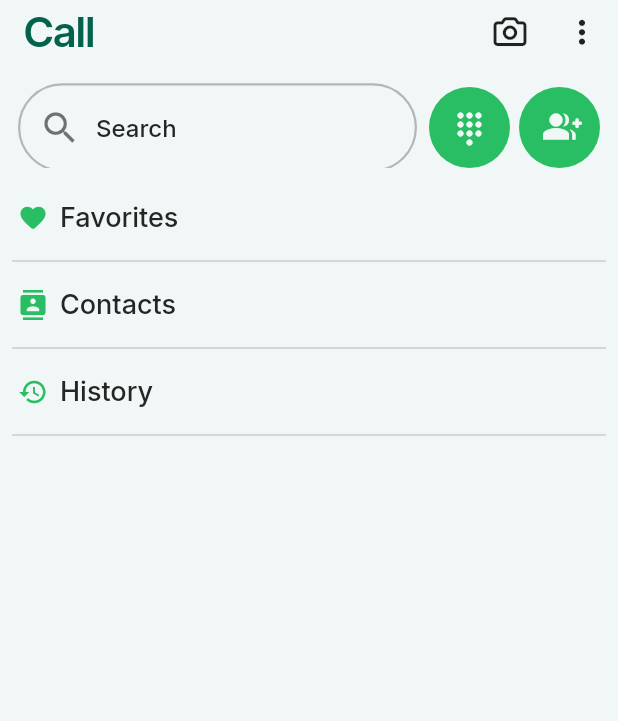
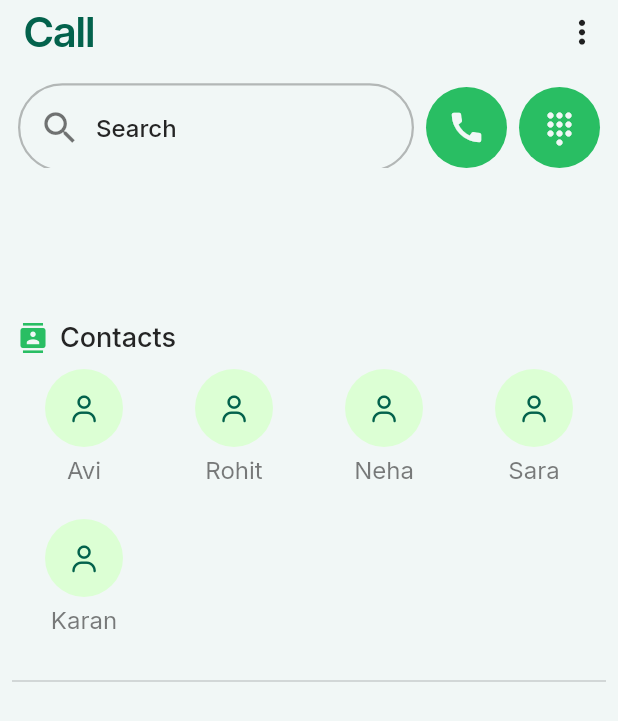
Before and after one commit to Abhinav08bhatt/UI-UX, a Flutter app: the WhatsappLogs screen opened directly, on a phone screen of 412 x 824 dp. Shown: the top 721 px of the screen. Run offline on Flutter 3.47's test engine with Material 3 defaults, Android fonts, the phone set to English and light mode, and no system bars; our stand-ins replace font_awesome_flutter, google_fonts.

Commit message:
added responsive contact list

```diff
--- a/lib/WhatsApp/whatsapp_logs.dart
+++ b/lib/WhatsApp/whatsapp_logs.dart
@@ -71,87 +71,83 @@ class WhatsappLogs extends StatelessWidget {
 
               SizedBox(height: 12,),
 
-              Padding(
-                padding: const EdgeInsets.fromLTRB(12,8,0,8),
-                child: Row(
-                  children: [
+              // Padding(
+              //   padding: const EdgeInsets.fromLTRB(12,8,0,8),
+              //   child: Row(
+              //     children: [
 
-                    Icon(
-                      Icons.favorite_rounded,
-                      size: 20,
-                      color: primaryColor,
-                    ),
+              //       Icon(
+              //         Icons.favorite_rounded,
+              //         size: 20,
+              //         color: primaryColor,
+              //       ),
 
-                    SizedBox(width: 8,),
+              //       SizedBox(width: 8,),
 
-                    Text(
-                      "Favorites",
-                      style: chat,
-                    ),
+              //       Text(
+              //         "Favorites",
+              //         style: chat,
+              //       ),
 
-                  ],
-                ),
-              ),
-              Divider(
-                indent: 8,
-                endIndent: 8,
-                color: whatsappBlack.withValues(alpha: 0.20),
+              //     ],
+              //   ),
+              // ),
+              FavoritesSection(),
+
+              // Padding(
+              //   padding: const EdgeInsets.fromLTRB(12,8,0,8),
+              //   child: Row(
+              //     children: [
+
+              //       Icon(
+              //         Icons.contacts,
+              //         size: 20,
+              //         color: primaryColor,
+              //       ),
+
+              //       SizedBox(width: 8,),
+
+              //       Text(
+              //         "Contacts",
+              //         style: chat,
+              //       ),
+
+              //     ],
+              //   ),
+              // ),
+              ContactsSection(
+                title: "Contacts",
+                contacts: [
+                  ContactData(name: "Avi"),
+                  ContactData(name: "Rohit"),
+                  ContactData(name: "Neha"),
+                  ContactData(name: "Sara"),
+                  ContactData(name: "Karan"),
+                ],
               ),
 
-              Padding(
-                padding: const EdgeInsets.fromLTRB(12,8,0,8),
-                child: Row(
-                  children: [
+              // Padding(
+              //   padding: const EdgeInsets.fromLTRB(12,8,0,8),
+              //   child: Row(
+              //     children: [
 
-                    Icon(
-                      Icons.contacts,
-                      size: 20,
-                      color: primaryColor,
-                    ),
+              //       Icon(
+              //         Icons.history,
+              //         size: 20,
+              //         color: primaryColor,
+              //       ),
 
-                    SizedBox(width: 8,),
+              //       SizedBox(width: 8,),
 
-                    Text(
-                      "Contacts",
-                      style: chat,
-                    ),
+              //       Text(
+              //         "History",
+              //         style: chat,
+              //       ),
 
-                  ],
-                ),
-              ),
-              Divider(
-                indent: 8,
-                endIndent: 8,
-                color: whatsappBlack.withValues(alpha: 0.20),
-              ),
-
-
-              Padding(
-                padding: const EdgeInsets.fromLTRB(12,8,0,8),
-                child: Row(
-                  children: [
-
-                    Icon(
-                      Icons.history,
-                      size: 20,
-                      color: primaryColor,
-                    ),
-
-                    SizedBox(width: 8,),
-
-                    Text(
-                      "History",
-                      style: chat,
-                    ),
-
-                  ],
-                ),
-              ),
-              Divider(
-                indent: 8,
-                endIndent: 8,
-                color: whatsappBlack.withValues(alpha: 0.20),
-              ),
+              //     ],
+              //   ),
+              // ),
+              HistorySection(),
 
             ],
           )
@@ -204,22 +200,6 @@ class AppBarClass extends StatelessWidget{
                 Row(
                   children: [
 
-// appbar : Column 1 : action 1 : camera
-                    IconButton(
-
-// camera action :
-                      onPressed: () {},
-
-                      padding: EdgeInsets.all(12),
-                      highlightColor: thirdColor,
-
-                      icon: FaIcon(
-                        FontAwesomeIcons.camera,
-                        color: Colors.black87,
-                        size: 22,
-                      )
-                    ),
-
 // appbar : Column 1 : action 1 : menu
                     IconButton(
 
@@ -245,7 +225,7 @@ class AppBarClass extends StatelessWidget{
 
               SizedBox(height: 10,),
 
-// appbar : Column 2 : search-bar + chat-icon
+// appbar : Column 2 : search-bar + call-list + dial-pad
               Padding(
                 padding: const EdgeInsets.fromLTRB(12, 0, 12, 0),
                 child: Row(
@@ -256,7 +236,7 @@ class AppBarClass extends StatelessWidget{
 
                     SizedBox(width: 8,),
 
-                    // appbar : Column 2 : chat-icon
+// appbar : Column 2 : call-list
                     Container(
                       height: 54,
                       width: 54,
@@ -266,7 +246,33 @@ class AppBarClass extends StatelessWidget{
                       ),
                       child: IconButton(
 
-// chat-icon action :
+// call-list action :
+                        onPressed: (){},
+
+                        icon: Padding(
+                          padding: const EdgeInsets.fromLTRB(0, 0, 0, 0),
+                          child: FaIcon(
+                            Icons.call,
+                            color: whatsappWhite,
+                            size: 26,
+                          ),
+                        ),
+                      ),
+                    ),
+
+                    SizedBox(width: 8,),
+
+// appbar : Column 2 : dial-pad
+                    Container(
+                      height: 54,
+                      width: 54,
+                      decoration: BoxDecoration(
+                        color: primaryColor,
+                        borderRadius: BorderRadius.circular(38),
+                      ),
+                      child: IconButton(
+
+// dial-pad action :
                         onPressed: (){},
 
                         icon: Padding(
@@ -280,31 +286,6 @@ class AppBarClass extends StatelessWidget{
                       ),
                     ),
 
-                    SizedBox(width: 6,),
-
-// appbar : Column 2 : chat-icon
-                    Container(
-                      height: 54,
-                      width: 54,
-                      decoration: BoxDecoration(
-                        color: primaryColor,
-                        borderRadius: BorderRadius.circular(38),
-                      ),
-                      child: IconButton(
-
-// chat-icon action :
-                        onPressed: (){},
-
-                        icon: Padding(
-                          padding: const EdgeInsets.fromLTRB(8, 5, 6, 8),
-                          child: FaIcon(
-                            Icons.group_add_rounded,
-                            color: whatsappWhite,
-                            size: 26,
-                          ),
-                        ),
-                      ),
-                    ),
 
 
                   ],
@@ -387,66 +368,181 @@ class TopSearchBar extends StatelessWidget{
 }
 
 
-
-
 // ----------------------------------------- body section -----------------------------------------
 
+// favorite section
+class FavoritesSection extends StatelessWidget {
+  const FavoritesSection({super.key});
 
+  @override
+  Widget build(BuildContext context) {
+    return const SizedBox(height: 80);
+  }
+}
 
-// archived button
-class ArchivedSection extends StatelessWidget{
-  const ArchivedSection({
-    super.key
+// contacts section
+class ContactData {
+  final String name;
+  final ImageProvider? profilePic;
+
+  ContactData({
+    required this.name,
+    this.profilePic,
+  });
+}
+
+class ContactsSection extends StatelessWidget {
+  final String title;
+  final int maxRows;
+  final List<ContactData> contacts;
+
+  const ContactsSection({
+    super.key,
+    required this.title,
+    required this.contacts,
+    this.maxRows = 3,
   });
 
   @override
   Widget build(BuildContext context) {
+    final double width = MediaQuery.of(context).size.width;
+    final int crossAxisCount = width >= 420 ? 5 : 4;
+    final int maxItems = crossAxisCount * maxRows;
+    final int itemCount = contacts.length > maxItems
+        ? maxItems
+        : contacts.length;
 
-    return ElevatedButton(
 
-// archived button action :
-      onPressed: () {
-        Navigator.push(
-          context,
-          MaterialPageRoute(
-            builder: (_) => Placeholder(),
+    return Column(
+      crossAxisAlignment: CrossAxisAlignment.start,
+      children: [
+
+        // title row
+        Padding(
+          padding: const EdgeInsets.fromLTRB(12, 8, 12, 8),
+          child: Row(
+            children: [
+              Icon(
+                Icons.contacts,
+                size: 20,
+                color: primaryColor,
+              ),
+              const SizedBox(width: 8),
+              Text(
+                title,
+                style: chat,
+              ),
+            ],
           ),
-        );
+        ),
+
+        // responsive grid (NO fixed rows)
+        Padding(
+          padding: const EdgeInsets.symmetric(horizontal: 12),
+          child: GridView.builder(
+            shrinkWrap: true,
+            physics: const NeverScrollableScrollPhysics(),
+            itemCount: itemCount,
+            gridDelegate: SliverGridDelegateWithFixedCrossAxisCount(
+              crossAxisCount: crossAxisCount,
+              crossAxisSpacing: 12,
+              mainAxisSpacing: 12,
+            ),
+            itemBuilder: (context, index) {
+              final contact = contacts[index];
+
+              return Column(
+                mainAxisSize: MainAxisSize.min,
+                children: [
+                  CircleAvatar(
+                    radius: 26,
+                    backgroundColor: thirdColor,
+                    backgroundImage: contact.profilePic,
+                    child: contact.profilePic == null
+                        ? Icon(
+                            FontAwesomeIcons.user,
+                            size: 18,
+                            color: secondaryColor,
+                          )
+                        : null,
+                  ),
+                  const SizedBox(height: 4),
+                  Text(
+                    contact.name,
+                    style: message,
+                    maxLines: 1,
+                    overflow: TextOverflow.ellipsis,
+                  ),
+                ],
+              );
+            },
+          ),
+        ),
+
+        Padding(
+          padding: const EdgeInsets.only(top: 12),
+          child: Divider(
+            indent: 8,
+            endIndent: 8,
+            color: whatsappBlack.withValues(alpha: 0.20),
+          ),
+        ),
+      ],
+    );
+  }
+}
+
+class ContactCallTile extends StatelessWidget {
+  final String name;
+  final ImageProvider? profilePic;
+
+  const ContactCallTile({
+    super.key,
+    required this.name,
+    this.profilePic,
+  });
+
+  @override
+  Widget build(BuildContext context) {
+    return GestureDetector(
+      onTap: () {
+        // call logic later
       },
-
-// properties
-      style: ElevatedButton.styleFrom(
-        elevation: 0,
-        backgroundColor: whatsappWhite,
-        overlayColor: secondaryColor,
-        shadowColor: secondaryColor.withValues(alpha: 0.40),
-        shape: BeveledRectangleBorder(),
-        padding: EdgeInsets.fromLTRB(16, 12, 16, 12)
-      ),
-
-      child: Row(
+      child: Column(
+        mainAxisSize: MainAxisSize.min,
         children: [
-
-// left space
-          SizedBox(width: 16,),
-
-// archived icon
-          FaIcon(
-            Icons.archive_outlined,
-            color: whatsappBlack.withValues(alpha: 0.80),
-            size: 20,
+          CircleAvatar(
+            radius: 26,
+            backgroundColor: thirdColor,
+            backgroundImage: profilePic,
+            child: profilePic == null
+                ? Icon(
+                    FontAwesomeIcons.user,
+                    size: 18,
+                    color: secondaryColor,
+                  )
+                : null,
           ),
-
-          SizedBox(width: 28,),
-
-// archived text
+          const SizedBox(height: 4),
           Text(
-            "Archived Groups",
-            style: message.copyWith(fontSize: 17,fontWeight: FontWeight.w600),
-          )
-
+            name,
+            style: message,
+            maxLines: 1,
+            overflow: TextOverflow.ellipsis,
+          ),
         ],
       ),
     );
   }
 }
+
+
+// history section
+class HistorySection extends StatelessWidget {
+  const HistorySection({super.key});
+
+  @override
+  Widget build(BuildContext context) {
+    return const SizedBox(height: 240);
+  }
+}
```
